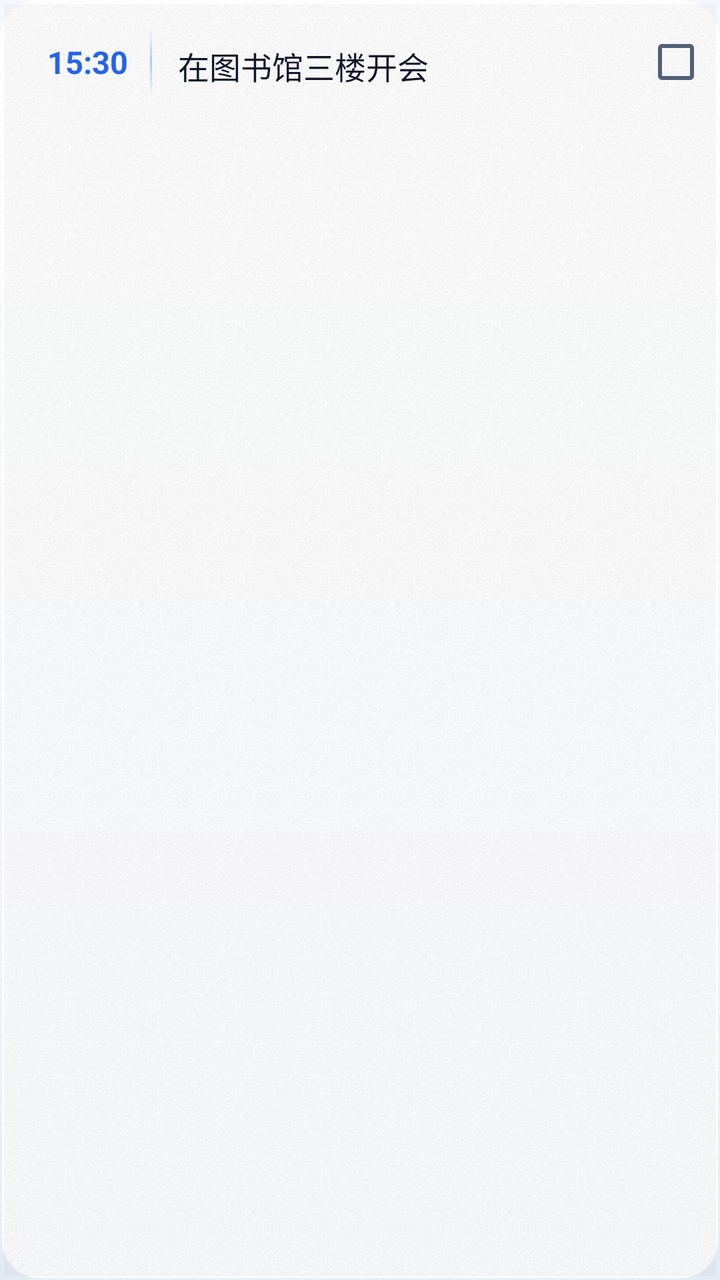
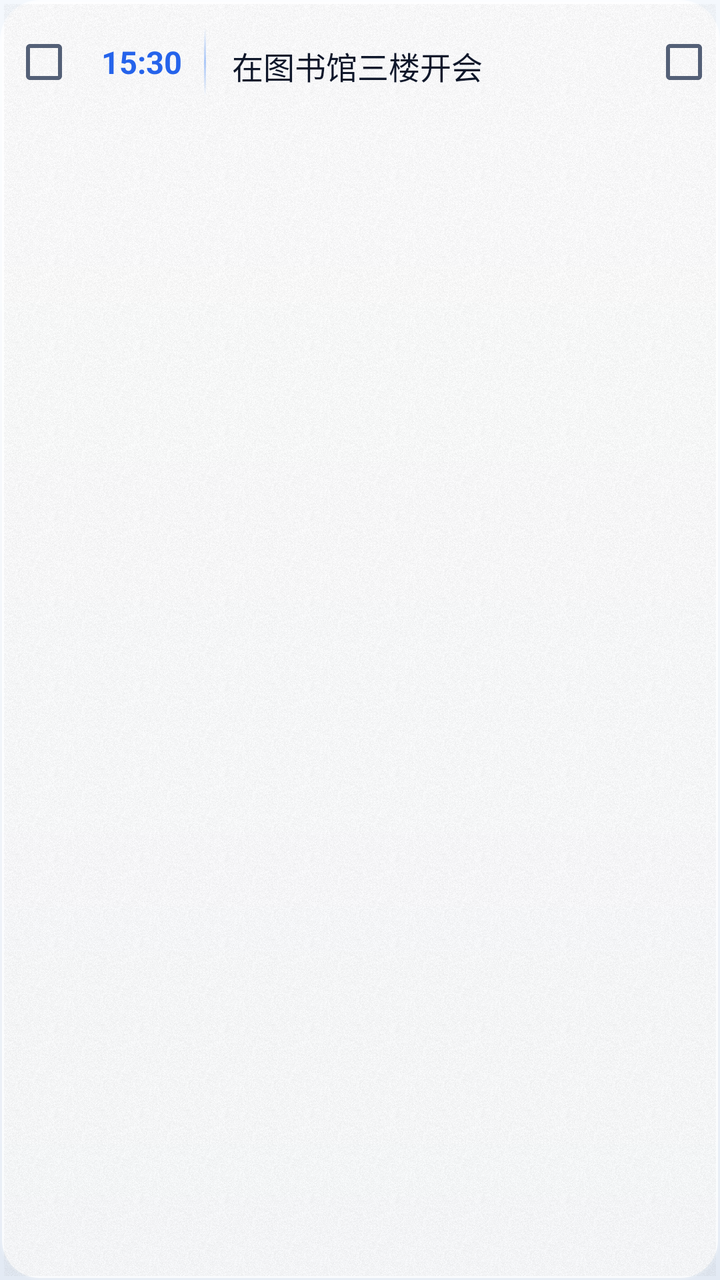

The first picture is an Android layout as it rendered before a commit; the second is the same layout after the commit. The layout source and the unified diff follow.
<!-- AndroidManifest.xml: application theme Theme.SmartSchedule -->
<!-- res/layout/item_event.xml -->
<?xml version="1.0" encoding="utf-8"?>
<FrameLayout xmlns:android="http://schemas.android.com/apk/res/android"
    xmlns:app="http://schemas.android.com/apk/res-auto"
    android:id="@+id/card"
    android:layout_width="match_parent"
    android:layout_height="wrap_content"
    android:layout_marginStart="16dp"
    android:layout_marginTop="7dp"
    android:layout_marginEnd="16dp"
    android:background="@drawable/bg_acrylic_card"
    android:foreground="@drawable/bg_card_ripple">

    <LinearLayout
        android:layout_width="match_parent"
        android:layout_height="wrap_content"
        android:gravity="center_vertical"
        android:orientation="horizontal"
        android:paddingStart="15dp"
        android:paddingTop="14dp"
        android:paddingEnd="6dp"
        android:paddingBottom="14dp">

        
        <LinearLayout
            android:layout_width="58dp"
            android:layout_height="wrap_content"
            android:gravity="center_horizontal"
            android:orientation="vertical">

            <TextView
                android:id="@+id/tvTime"
                android:layout_width="wrap_content"
                android:layout_height="wrap_content"
                android:text="15:30"
                android:textColor="@color/brand"
                android:textSize="15.5sp"
                android:textStyle="bold" />

            <TextView
                android:id="@+id/tvDay"
                android:layout_width="wrap_content"
                android:layout_height="wrap_content"
                android:layout_marginTop="1dp"
                android:textColor="@color/text_tertiary"
                android:textSize="11sp"
                android:visibility="gone" />
        </LinearLayout>

        
        <View
            android:layout_width="1dp"
            android:layout_height="34dp"
            android:layout_marginStart="2dp"
            android:layout_marginEnd="13dp"
            android:background="@drawable/bg_divider_v" />

        <LinearLayout
            android:layout_width="0dp"
            android:layout_height="wrap_content"
            android:layout_weight="1"
            android:orientation="vertical">

            
            <LinearLayout
                android:layout_width="wrap_content"
                android:layout_height="wrap_content"
                android:layout_marginBottom="4dp"
                android:orientation="horizontal">

                <TextView
                    android:id="@+id/tvTag"
                    android:layout_width="wrap_content"
                    android:layout_height="wrap_content"
                    android:background="@drawable/bg_tag_warn"
                    android:paddingStart="7dp"
                    android:paddingTop="1dp"
                    android:paddingEnd="7dp"
                    android:paddingBottom="2dp"
                    android:text="@string/tag_pending"
                    android:textColor="@color/warn"
                    android:textSize="11sp"
                    android:visibility="gone" />

                <TextView
                    android:id="@+id/tvCat"
                    android:layout_width="wrap_content"
                    android:layout_height="wrap_content"
                    android:layout_marginStart="5dp"
                    android:background="@drawable/bg_tag_cat"
                    android:paddingStart="7dp"
                    android:paddingTop="1dp"
                    android:paddingEnd="7dp"
                    android:paddingBottom="2dp"
                    android:textSize="11sp"
                    android:visibility="gone" />
            </LinearLayout>

            <TextView
                android:id="@+id/tvTitle"
                android:layout_width="match_parent"
                android:layout_height="wrap_content"
                android:ellipsize="end"
                android:lineSpacingExtra="2dp"
                android:maxLines="2"
                android:text="在图书馆三楼开会"
                android:textColor="@color/text_primary"
                android:textSize="15.5sp" />

            <TextView
                android:id="@+id/tvMeta"
                android:layout_width="match_parent"
                android:layout_height="wrap_content"
                android:layout_marginTop="3dp"
                android:ellipsize="end"
                android:lineSpacingExtra="2dp"
                android:maxLines="2"
                android:textColor="@color/text_secondary"
                android:textSize="12sp"
                android:visibility="gone" />
        </LinearLayout>

        
        <FrameLayout
            android:layout_width="wrap_content"
            android:layout_height="wrap_content"
            android:layout_marginStart="2dp">

            <com.google.android.material.checkbox.MaterialCheckBox
                android:id="@+id/cbDone"
                android:layout_width="wrap_content"
                android:layout_height="wrap_content"
                android:minWidth="0dp"
                android:minHeight="0dp" />

            <com.google.android.material.checkbox.MaterialCheckBox
                android:id="@+id/cbSelect"
                android:layout_width="wrap_content"
                android:layout_height="wrap_content"
                android:clickable="false"
                android:focusable="false"
                android:minWidth="0dp"
                android:minHeight="0dp"
                android:visibility="gone" />
        </FrameLayout>
    </LinearLayout>
</FrameLayout>
<!-- resources referenced by this layout -->
<resources>
  <color name="brand">#2563EB</color>
  <color name="text_primary">#0F172A</color>
  <color name="text_secondary">#546077</color>
  <color name="text_tertiary">#8A95A8</color>
  <color name="warn">#B45309</color>
  <!-- drawable bg_card_ripple (drawable) -->
  <?xml version="1.0" encoding="utf-8"?>
  <ripple xmlns:android="http://schemas.android.com/apk/res/android"
      android:color="#1A2563EB">
      <item android:id="@android:id/mask">
          <shape android:shape="rectangle">
              <solid android:color="#FFFFFFFF" />
              <corners android:radius="20dp" />
          </shape>
      </item>
  </ripple>
  <!-- drawable bg_divider_v (drawable) -->
  <?xml version="1.0" encoding="utf-8"?>
  <shape xmlns:android="http://schemas.android.com/apk/res/android"
      android:shape="rectangle">
      <gradient
          android:angle="270"
          android:centerColor="#663B82F6"
          android:endColor="#003B82F6"
          android:startColor="#003B82F6"
          android:type="linear" />
  </shape>
  <!-- drawable bg_tag_cat (drawable) -->
  <?xml version="1.0" encoding="utf-8"?>
  <shape xmlns:android="http://schemas.android.com/apk/res/android"
      android:shape="rectangle">
      <solid android:color="#FFFFFFFF" />
      <corners android:radius="7dp" />
  </shape>
  <!-- drawable bg_tag_warn (drawable) -->
  <?xml version="1.0" encoding="utf-8"?>
  <shape xmlns:android="http://schemas.android.com/apk/res/android"
      android:shape="rectangle">
      <solid android:color="#B3FDF0D8" />
      <corners android:radius="7dp" />
      <stroke
          android:width="1dp"
          android:color="#80E8B25C" />
  </shape>
  <string name="tag_pending">待确认</string>
  <style name="Theme.SmartSchedule" parent="Theme.SmartSchedule.Base" />
  <color name="glass_edge_lo">#26FFFFFF</color>
  <color name="glass_edge_hi">#B8FFFFFF</color>
  <color name="glass_fill">#CCFFFFFF</color>
  <color name="glass_gloss">#59FFFFFF</color>
  <style name="Theme.SmartSchedule.Base" parent="Theme.Material3.Light.NoActionBar">
          <item name="colorPrimary">@color/brand</item>
          <item name="colorOnPrimary">@color/white</item>
          <item name="colorPrimaryContainer">@color/brand_light</item>
          <item name="colorOnPrimaryContainer">@color/brand_dark</item>
          <item name="colorSecondary">@color/brand</item>
          <item name="colorSurface">@color/surface</item>
          <item name="colorOnSurface">@color/text_primary</item>
          <item name="colorOnSurfaceVariant">@color/text_secondary</item>
          <item name="colorOutline">@color/stroke</item>
          <item name="android:windowBackground">@drawable/bg_acryl_page</item>
          <item name="android:statusBarColor">@android:color/transparent</item>
          <item name="android:navigationBarColor">@android:color/transparent</item>
          
          <item name="android:windowLightStatusBar">true</item>
      </style>
  <color name="white">#FFFFFF</color>
  <color name="brand_light">#EFF6FF</color>
  <color name="brand_dark">#1D4ED8</color>
  <color name="surface">#FFFFFF</color>
  <color name="stroke">#33FFFFFF</color>
  <!-- drawable bg_acryl_page (drawable) -->
  <?xml version="1.0" encoding="utf-8"?>
  <shape xmlns:android="http://schemas.android.com/apk/res/android"
      android:shape="rectangle">
      <gradient
          android:angle="270"
          android:centerColor="@color/acryl_base"
          android:endColor="@color/acryl_base_bottom"
          android:startColor="@color/acryl_base_top"
          android:type="linear" />
  </shape>
  <color name="acryl_base">#E9EFF7</color>
  <color name="acryl_base_bottom">#E3EAF4</color>
  <color name="acryl_base_top">#F4F8FD</color>
  <!-- unchanged entries left out for length: 2 -->
</resources>

<!-- the commit's change to res/layout/item_event.xml (unified diff, before → after) -->
@@ -15,10 +15,19 @@
         android:layout_height="wrap_content"
         android:gravity="center_vertical"
         android:orientation="horizontal"
-        android:paddingStart="15dp"
+        android:paddingStart="2dp"
         android:paddingTop="14dp"
-        android:paddingEnd="6dp"
+        android:paddingEnd="2dp"
         android:paddingBottom="14dp">
+
+        
+        <com.google.android.material.checkbox.MaterialCheckBox
+            android:id="@+id/cbSelectLeft"
+            android:layout_width="40dp"
+            android:layout_height="wrap_content"
+            android:contentDescription="@string/row_select"
+            android:minWidth="0dp"
+            android:minHeight="0dp" />
 
         
         <LinearLayout
@@ -130,7 +139,8 @@
                 android:layout_width="wrap_content"
                 android:layout_height="wrap_content"
                 android:minWidth="0dp"
-                android:minHeight="0dp" />
+                android:minHeight="0dp"
+                android:visibility="gone" />
 
             <com.google.android.material.checkbox.MaterialCheckBox
                 android:id="@+id/cbSelect"
@@ -141,6 +151,15 @@
                 android:minWidth="0dp"
                 android:minHeight="0dp"
                 android:visibility="gone" />
+
+            
+            <com.google.android.material.checkbox.MaterialCheckBox
+                android:id="@+id/cbArchive"
+                android:layout_width="wrap_content"
+                android:layout_height="wrap_content"
+                android:contentDescription="@string/row_archive"
+                android:minWidth="0dp"
+                android:minHeight="0dp" />
         </FrameLayout>
     </LinearLayout>
 </FrameLayout>
<!-- resource entries referenced after the edit -->
@@ -44,6 +44,8 @@
           android:width="1dp"
           android:color="#80E8B25C" />
   </shape>
+  <string name="row_archive">归档此日程</string>
+  <string name="row_select">选择此日程</string>
   <string name="tag_pending">待确认</string>
   <style name="Theme.SmartSchedule" parent="Theme.SmartSchedule.Base" />
   <color name="glass_edge_lo">#26FFFFFF</color>
